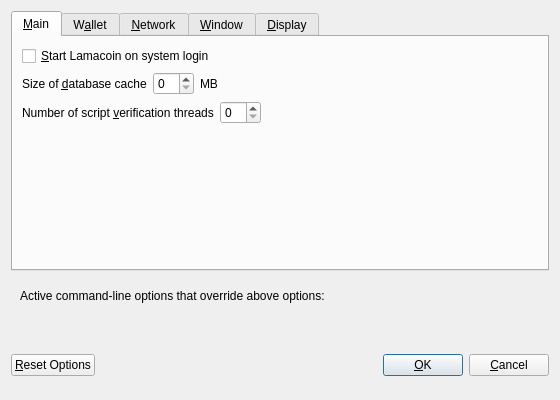
Briliantcoin/briliantcoin-last, file src/qt/forms/optionsdialog.ui: the form before one commit.
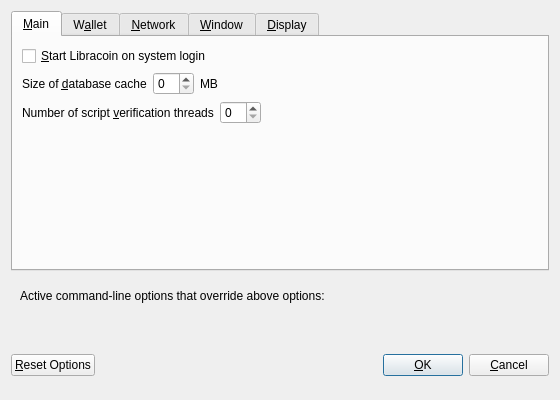
The form after the commit. Custom widgets are drawn as their Qt base class.

```diff
--- a/src/qt/forms/optionsdialog.ui
+++ b/src/qt/forms/optionsdialog.ui
@@ -33,7 +33,7 @@
           <string>Automatically start Lamacoin after logging in to the system.</string>
          </property>
          <property name="text">
-          <string>&amp;Start Lamacoin on system login</string>
+          <string>&amp;Start Libracoin on system login</string>
          </property>
         </widget>
        </item>
```
Left out of the diff: 8 changed lines with no effect on the pictures.
